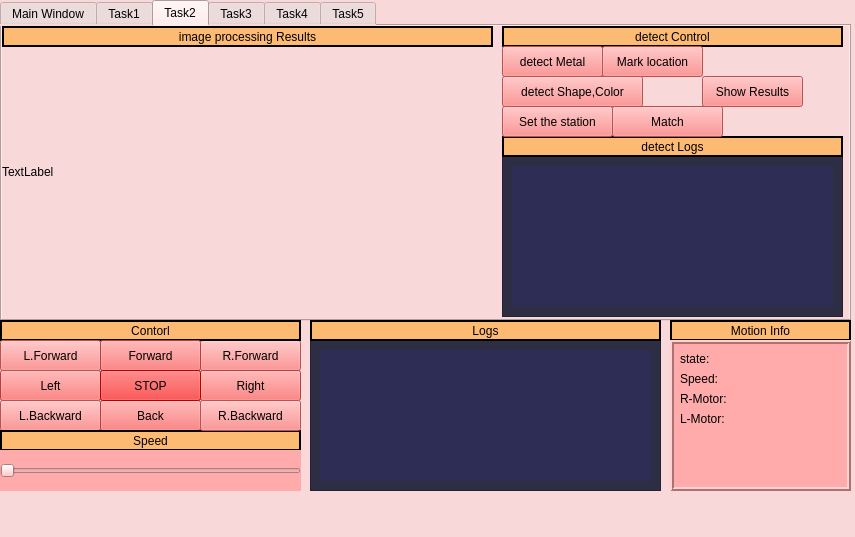
Before: the Qt Designer form GUI/GUI_tabs.ui in abdelrahman7124/torpedo-project, drawn with Qt 5.
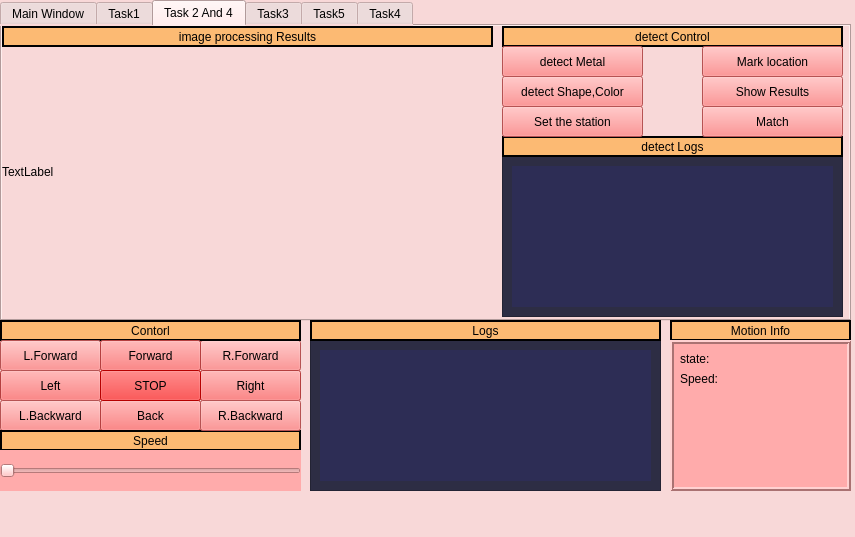
After: the same form once the commit is applied. The open tabs and pages were chosen to show the change.

```diff
--- a/GUI/GUI_tabs.ui
+++ b/GUI/GUI_tabs.ui
@@ -322,7 +322,7 @@
     </widget>
     <widget class="QWidget" name="tab_2">
      <attribute name="title">
-      <string>Task2</string>
+      <string>Task 2 And 4</string>
      </attribute>
      <widget class="QLabel" name="Live_camera_videoLable2_Metal">
       <property name="geometry">
@@ -451,9 +451,9 @@
      <widget class="QPushButton" name="Start_lable_2">
       <property name="geometry">
        <rect>
-        <x>600</x>
+        <x>700</x>
         <y>20</y>
-        <width>101</width>
+        <width>141</width>
         <height>31</height>
        </rect>
       </property>
@@ -494,7 +494,7 @@
        <rect>
         <x>500</x>
         <y>20</y>
-        <width>101</width>
+        <width>141</width>
         <height>31</height>
        </rect>
       </property>
@@ -526,7 +526,7 @@
        <rect>
         <x>700</x>
         <y>50</y>
-        <width>101</width>
+        <width>141</width>
         <height>31</height>
        </rect>
       </property>
@@ -542,7 +542,7 @@
        <rect>
         <x>500</x>
         <y>80</y>
-        <width>111</width>
+        <width>141</width>
         <height>31</height>
        </rect>
       </property>
@@ -556,9 +556,9 @@
      <widget class="QPushButton" name="Match_st_task2_push">
       <property name="geometry">
        <rect>
-        <x>610</x>
+        <x>700</x>
         <y>80</y>
-        <width>111</width>
+        <width>141</width>
         <height>31</height>
        </rect>
       </property>
@@ -575,16 +575,16 @@
       <string>Task3</string>
      </attribute>
     </widget>
+    <widget class="QWidget" name="widget">
+     <attribute name="title">
+      <string>Task5</string>
+     </attribute>
+    </widget>
     <widget class="QWidget" name="tab_5">
      <attribute name="title">
       <string>Task4</string>
      </attribute>
     </widget>
-    <widget class="QWidget" name="tab_6">
-     <attribute name="title">
-      <string>Task5</string>
-     </attribute>
-    </widget>
    </widget>
    <widget class="QPushButton" name="Left_PushB">
     <property name="geometry">
@@ -733,32 +733,6 @@
       <string>state: </string>
      </property>
     </widget>
-    <widget class="QLabel" name="R_motorLable_4">
-     <property name="geometry">
-      <rect>
-       <x>10</x>
-       <y>50</y>
-       <width>67</width>
-       <height>17</height>
-      </rect>
-     </property>
-     <property name="text">
-      <string>R-Motor:</string>
-     </property>
-    </widget>
-    <widget class="QLabel" name="L_motorLable_4">
-     <property name="geometry">
-      <rect>
-       <x>10</x>
-       <y>70</y>
-       <width>67</width>
-       <height>17</height>
-      </rect>
-     </property>
-     <property name="text">
-      <string>L-Motor:</string>
-     </property>
-    </widget>
    </widget>
    <widget class="QLabel" name="Contorl_label">
     <property name="geometry">
```
Left out of the diff: 2 changed lines with no effect on the pictures.
